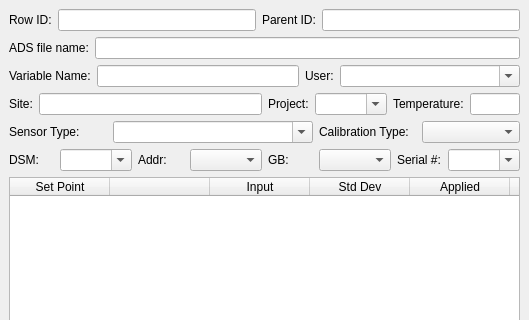
The window that src/nidas/apps/edit_cal/CalibrationForm.ui (NCAR/nidas) describes before a commit, drawn with Qt 5; both pictures show x 0 to 529 and y 0 to 320 of the 529 by 734 pixel window.
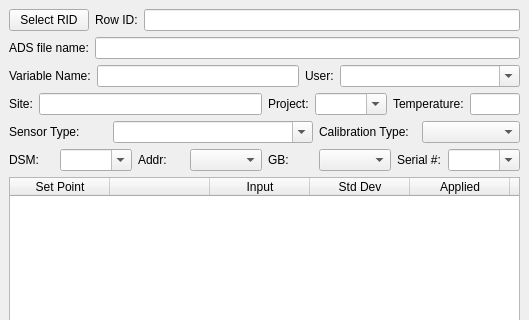
The same window after the commit.

Commit message: Removed PID field (useless) from from.  Added 'Select RID' to form.

```diff
--- a/src/nidas/apps/edit_cal/CalibrationForm.ui
+++ b/src/nidas/apps/edit_cal/CalibrationForm.ui
@@ -55,6 +55,13 @@
        <property name="margin">
         <number>0</number>
        </property>
+       <item>
+        <widget class="QPushButton" name="_selectRid">
+         <property name="text">
+          <string>Select RID</string>
+         </property>
+        </widget>
+       </item>
        <item>
         <widget class="QLabel" name="ridLabel">
          <property name="text">
@@ -72,23 +79,6 @@
          </property>
         </widget>
        </item>
-       <item>
-        <widget class="QLabel" name="pidLabel">
-         <property name="text">
-          <string>Parent ID:</string>
-         </property>
-         <property name="buddy">
-          <cstring>_pidTxt</cstring>
-         </property>
-        </widget>
-       </item>
-       <item>
-        <widget class="QLineEdit" name="_pidTxt">
-         <property name="readOnly">
-          <bool>true</bool>
-         </property>
-        </widget>
-       </item>
       </layout>
      </item>
      <item>
```
The commit also changes 4 other files.
